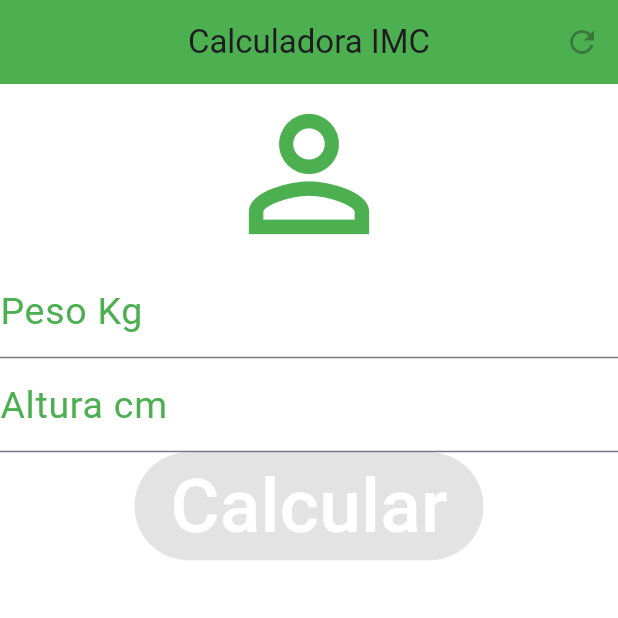
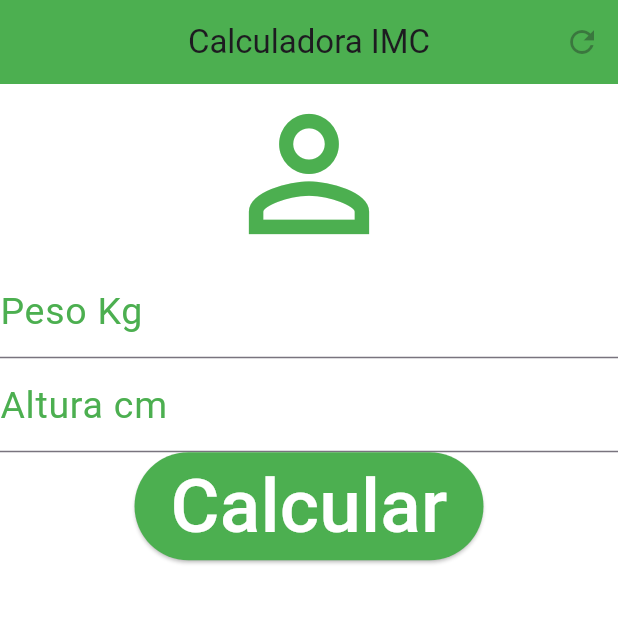
Before and after one commit to Rodrigueslucca/flutter, a Flutter app: the screen it shows after launch, on a phone screen of 412 x 824 dp, the top half of it. Run offline on Flutter 3.47's test engine with Material 3 defaults, Android fonts, the phone set to English and light mode, and no system bars.

Commit message:
Update main.dart

```diff
--- a/src/calculo_imc/lib/main.dart
+++ b/src/calculo_imc/lib/main.dart
@@ -16,6 +16,27 @@ class Home extends StatefulWidget{
 }
 
   class _HomeState extends State <Home>{
+      //Controladores para os campos de texto
+    final TextEditingController pesoController = TextEditingController();
+    final TextEditingController alturaController = TextEditingController();
+
+    String _resultado = "";
+
+    void _calcularIMC(){
+      double peso = double.tryParse(pesoController.text)?? 0;
+      double altura = double.tryParse(alturaController.text)??0;
+      if(peso > 0 && altura > 0){
+        altura = altura /100; //converter cm para m
+        double imc = peso / (altura * altura);
+        setState(() {
+        _resultado = "IMC: ${imc.toStringAsFixed(2)}";
+      });
+      }else{
+        setState((){
+          _resultado = "Preeencha os campos corretamente!";
+        });
+      }
+    }
     @override
     Widget build(BuildContext context){
       return Scaffold(appBar: AppBar(
@@ -57,13 +78,18 @@ class Home extends StatefulWidget{
            ),
            //Botão
 
-           ElevatedButton(onPressed: null,
+           ElevatedButton(onPressed: _calcularIMC, //funcionamentoi do butão
            style: ElevatedButton.styleFrom(
             backgroundColor: Colors.green,
            ),
            child: Text("Calcular",
-           style: TextStyle(color: Colors.white,fontSize: 50))
-           )
+           style: TextStyle(color: Colors.white,fontSize: 50)),
+
+           ),
+           SizedBox(height: 20),
+           Text(_resultado,
+           style: TextStyle(fontSize: 25, color: Colors.green),
+           ),
            ],
       )
       );
```
